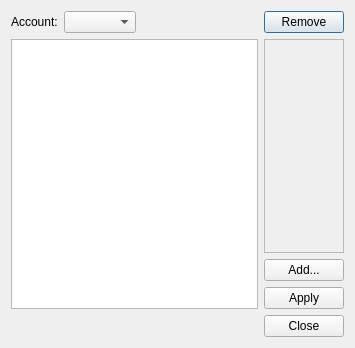
Qt form src/plugins/azoth/bookmarksmanagerdialog.ui (0xd34df00d/leechcraft) before a commit.
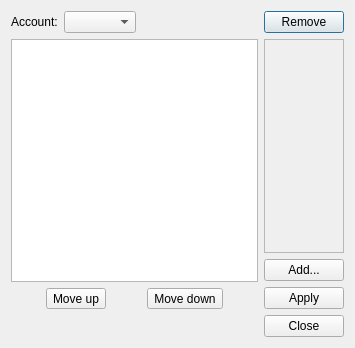
The same form after that commit. Icons and pictures are not drawn.

Commit message: Azoth: allow to move bookmarks up/down. Closes #596.

```diff
--- a/src/plugins/azoth/bookmarksmanagerdialog.ui
+++ b/src/plugins/azoth/bookmarksmanagerdialog.ui
@@ -46,6 +46,30 @@
          </attribute>
         </widget>
        </item>
+       <item>
+        <layout class="QHBoxLayout" name="horizontalLayout_2">
+         <item>
+          <widget class="QToolButton" name="MoveUp_">
+           <property name="text">
+            <string>Move up</string>
+           </property>
+           <property name="icon">
+            <iconset theme="go-up"/>
+           </property>
+          </widget>
+         </item>
+         <item>
+          <widget class="QToolButton" name="MoveDown_">
+           <property name="text">
+            <string>Move down</string>
+           </property>
+           <property name="icon">
+            <iconset theme="go-down"/>
+           </property>
+          </widget>
+         </item>
+        </layout>
+       </item>
       </layout>
      </item>
      <item>
```
The commit also changes 2 other files.
